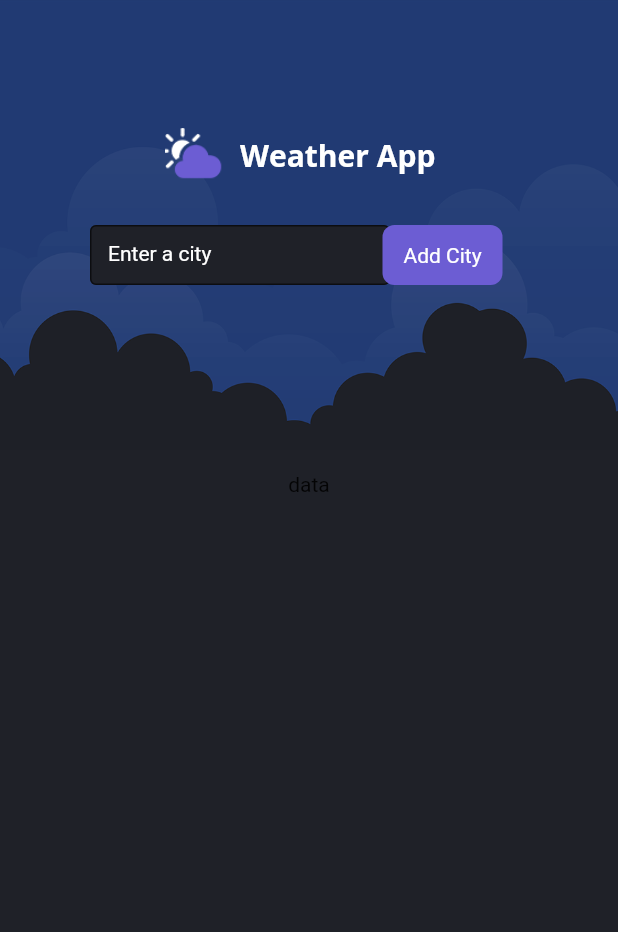
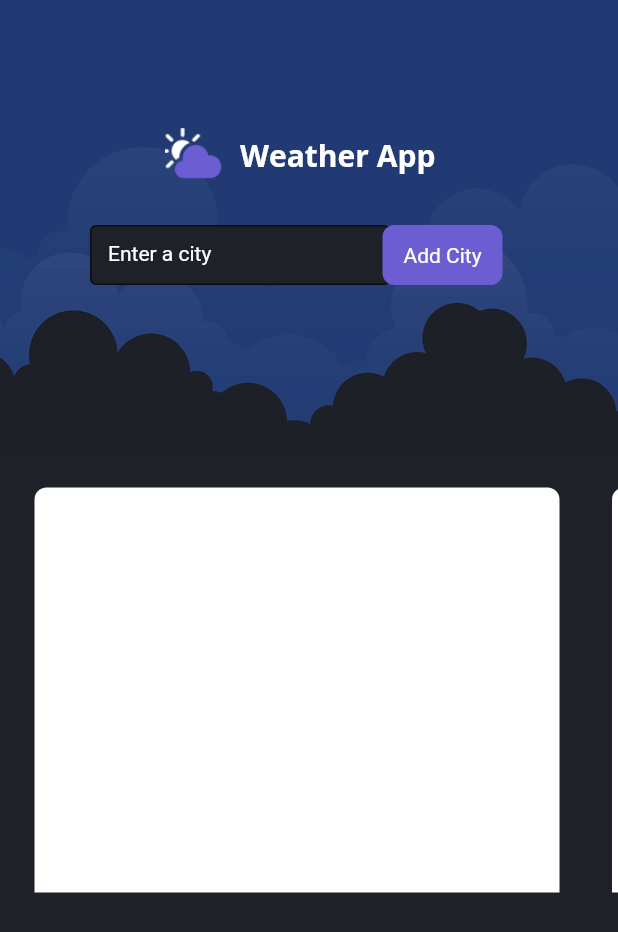
Before and after one commit to anishbasnet027/weatherApp, a Flutter app: the screen it shows after launch, on a phone screen of 412 x 824 dp. Shown: the top 932 px of the screen. Run offline on Flutter 3.47's test engine with Material 2 defaults, Android fonts, the phone set to English and light mode, and no system bars; our stand-ins replace google_fonts; network calls fail.

Commit message:
doing home page

```diff
--- a/lib/main.dart
+++ b/lib/main.dart
@@ -122,8 +122,48 @@ class _HomePageState extends State<HomePage> {
                     height: 15,
                   ),
                   Container(
-                    child: Text("data"),
-                  )
+                    padding: const EdgeInsets.only(left: 15),
+                    height: 350,
+                    width: 800,
+                    //color: Colors.amber,
+                    child: Container(
+                      height: 400,
+                      width: double.infinity,
+                      child: ListView.builder(
+                        itemCount: 4,
+                        scrollDirection: Axis.horizontal,
+                        itemBuilder: (BuildContext context, int index) {
+                          return Stack(
+                              alignment: Alignment.bottomCenter,
+                              children: [
+                                Padding(
+                                  padding: const EdgeInsets.symmetric(
+                                      horizontal: 8.0),
+                                  child: Column(
+                                    children: [
+                                      GestureDetector(
+                                        onTap: (() {}),
+                                        child: Container(
+                                          margin: const EdgeInsets.only(
+                                              right: 19, top: 10),
+                                          width: 350,
+                                          height: 270,
+                                          decoration: BoxDecoration(
+                                            borderRadius: BorderRadius.only(
+                                                topLeft: Radius.circular(8),
+                                                topRight: Radius.circular(8)),
+                                            color: Colors.white,
+                                          ),
+                                        ),
+                                      ),
+                                    ],
+                                  ),
+                                ),
+                              ]);
+                        },
+                      ),
+                    ),
+                  ),
                 ],
               );
             } else if (snapshot.connectionState == ConnectionState.waiting) {
```
